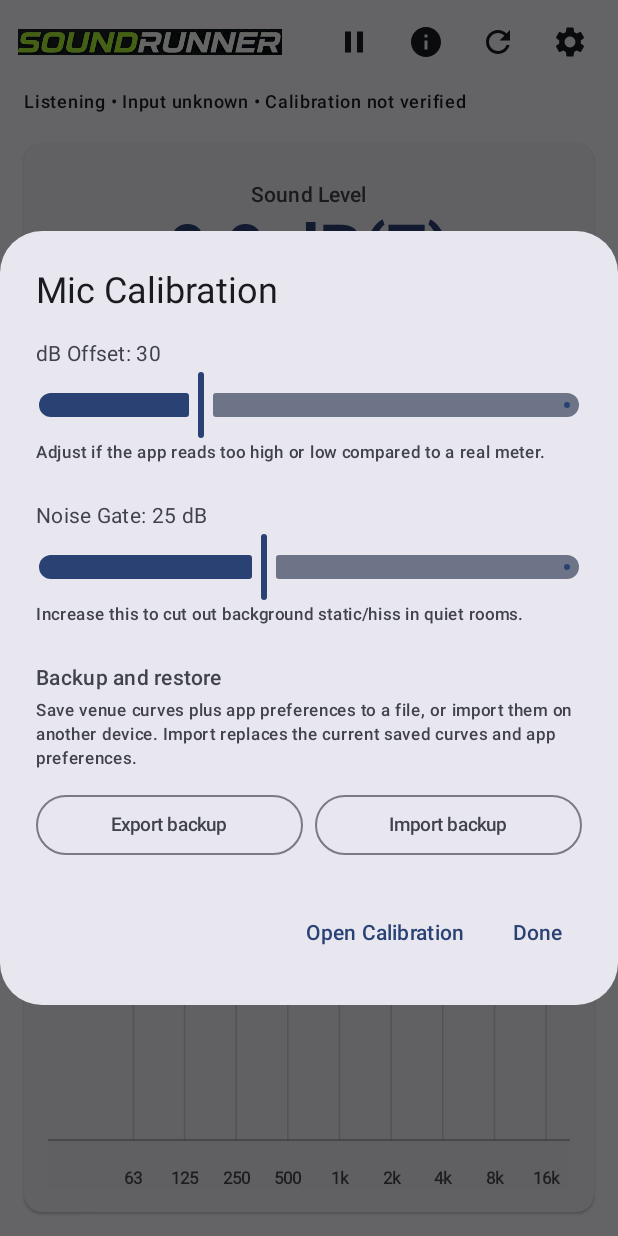
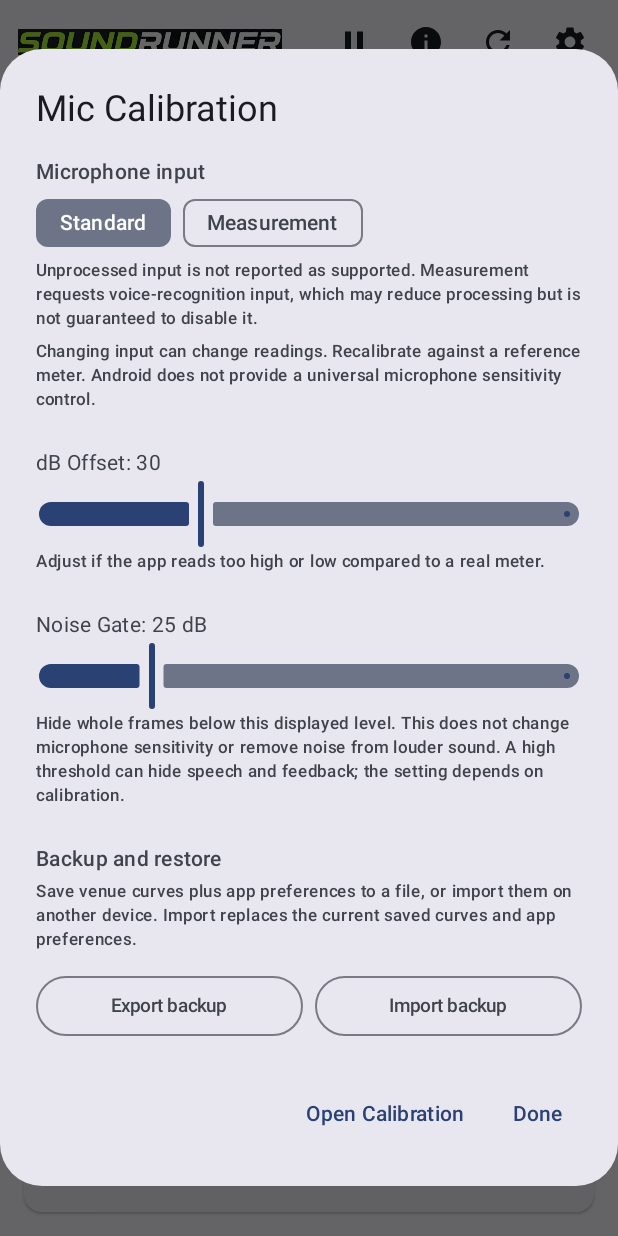
Before and after one commit to MrJanHorak/android-audio-analyser, an Android app built with Jetpack Compose: the screen it shows after launch (MainActivity), after a tap on "Settings", on a phone screen of 412 x 824 dp. Run offline under Robolectric (Android 15) with nearby library versions, the phone set to English and light mode, and no system bars.

Commit message:
Offer measurement-oriented Android microphone input

```diff
--- a/app/src/main/java/com/example/audioanalyser/AudioAnalyzer.kt
+++ b/app/src/main/java/com/example/audioanalyser/AudioAnalyzer.kt
@@ -155,7 +155,7 @@ class AudioAnalyzer {
     }
 
     @SuppressLint("MissingPermission")
-    suspend fun startAnalyzing() = withContext(Dispatchers.IO) {
+    suspend fun startAnalyzing(audioSource: Int = MediaRecorder.AudioSource.MIC) = withContext(Dispatchers.IO) {
         synchronized(recordingLock) {
             if (isRecording) return@withContext
             isRecording = true
@@ -164,7 +164,7 @@ class AudioAnalyzer {
 
         val audioRecord = try {
             AudioRecord(
-                MediaRecorder.AudioSource.MIC,
+                audioSource,
                 sampleRate,
                 AudioFormat.CHANNEL_IN_MONO,
                 AudioFormat.ENCODING_PCM_16BIT,
--- a/app/src/main/java/com/example/audioanalyser/MainActivity.kt
+++ b/app/src/main/java/com/example/audioanalyser/MainActivity.kt
@@ -8,6 +8,8 @@ import android.content.Intent
 import android.content.pm.PackageManager
 import android.content.res.Configuration
 import android.net.Uri
+import android.media.AudioManager
+import android.media.MediaRecorder
 import android.os.Bundle
 import android.provider.Settings
 import androidx.activity.ComponentActivity
@@ -572,6 +574,18 @@ fun AudioAnalyserContent(analyzer: AudioAnalyzer, generator: SignalGenerator) {
 
     // Load persisted calibration values (if any)
     val ctx = LocalContext.current
+    val prefs = remember(ctx) { ctx.getSharedPreferences(AUDIO_PREFS_NAME, Context.MODE_PRIVATE) }
+    var measurementInput by remember { mutableStateOf(prefs.getBoolean("measurement_input", false)) }
+    val unprocessedSupported = remember(ctx) {
+        val manager = ctx.getSystemService(Context.AUDIO_SERVICE) as AudioManager
+        manager.getProperty(AudioManager.PROPERTY_SUPPORT_AUDIO_SOURCE_UNPROCESSED)
+            ?.equals("true", ignoreCase = true) == true
+    }
+    val inputModeLabel = when {
+        !measurementInput -> "Standard mic"
+        unprocessedSupported -> "Unprocessed requested"
+        else -> "Voice-recognition input requested"
+    }
 
     fun selectTargetCurve(profile: AnalyzerTargetCurveProfile) {
         selectedTargetCurveId = profile.id
@@ -711,7 +725,12 @@ fun AudioAnalyserContent(analyzer: AudioAnalyzer, generator: SignalGenerator) {
         captureJob = scope.launch {
             previousJob?.join()
             if (!isPaused && lifecycleOwner.lifecycle.currentState.isAtLeast(Lifecycle.State.RESUMED)) {
-                analyzer.startAnalyzing()
+                val source = when {
+                    !measurementInput -> MediaRecorder.AudioSource.MIC
+                    unprocessedSupported -> MediaRecorder.AudioSource.UNPROCESSED
+                    else -> MediaRecorder.AudioSource.VOICE_RECOGNITION
+                }
+                analyzer.startAnalyzing(source)
             }
         }
     }
@@ -844,7 +863,7 @@ fun AudioAnalyserContent(analyzer: AudioAnalyzer, generator: SignalGenerator) {
             Text(
                 text = when {
                     !error.isNullOrEmpty() -> "Microphone unavailable"
-                    isListening -> "Listening • ${inputName ?: "Input unknown"} • Calibration not verified"
+                    isListening -> "Listening • ${inputName ?: "Input unknown"} • $inputModeLabel • Calibration not verified"
                     isPaused -> "Paused • Readings are frozen"
                     else -> "Not listening • Readings may be frozen"
                 },
@@ -994,6 +1013,17 @@ fun AudioAnalyserContent(analyzer: AudioAnalyzer, generator: SignalGenerator) {
         SettingsDialog(
             currentOffset = dbOffset,
             currentThreshold = noiseThreshold,
+            measurementInput = measurementInput,
+            unprocessedSupported = unprocessedSupported,
+            onMeasurementInputChange = { selected ->
+                if (measurementInput != selected) {
+                    measurementInput = selected
+                    prefs.edit().putBoolean("measurement_input", selected).apply()
+                    analyzer.stop()
+                    analyzer.resetStats()
+                    if (!isPaused) startCapture()
+                }
+            },
             importExportMessage = settingsBackupMessage,
             onOffsetChange = { analyzer.setDbOffset(it) },
             onThresholdChange = { analyzer.setNoiseThreshold(it) },
@@ -3033,6 +3063,9 @@ fun formatSignedDbDelta(deltaDb: Float): String =
 fun SettingsDialog(
     currentOffset: Float,
     currentThreshold: Float,
+    measurementInput: Boolean,
+    unprocessedSupported: Boolean,
+    onMeasurementInputChange: (Boolean) -> Unit,
     importExportMessage: String?,
     onOffsetChange: (Float) -> Unit,
     onThresholdChange: (Float) -> Unit,
@@ -3047,6 +3080,18 @@ fun SettingsDialog(
         title = { Text(stringResource(id = R.string.mic_calibration)) },
         text = {
             Column(modifier = Modifier.verticalScroll(rememberScrollState())) {
+                Text("Microphone input", style = MaterialTheme.typography.bodyMedium, fontWeight = FontWeight.SemiBold)
+                Row(horizontalArrangement = Arrangement.spacedBy(8.dp), modifier = Modifier.horizontalScroll(rememberScrollState())) {
+                    FilterChip(selected = !measurementInput, onClick = { onMeasurementInputChange(false) }, label = { Text("Standard") })
+                    FilterChip(selected = measurementInput, onClick = { onMeasurementInputChange(true) }, label = { Text("Measurement") })
+                }
+                Text(
+                    text = if (unprocessedSupported) "Measurement requests Android's unprocessed input. The phone may still apply processing." else "Unprocessed input is not reported as supported. Measurement requests voice-recognition input, which may reduce processing but is not guaranteed to disable it.",
+                    style = MaterialTheme.typography.labelSmall,
+                    color = MaterialTheme.colorScheme.onSurfaceVariant
+                )
+                Text("Changing input can change readings. Recalibrate against a reference meter. Android does not provide a universal microphone sensitivity control.", style = MaterialTheme.typography.labelSmall, modifier = Modifier.padding(top = 6.dp))
+                Spacer(modifier = Modifier.height(24.dp))
                 Text(
                     text = String.format(Locale.getDefault(), stringResource(id = R.string.db_offset_label), currentOffset),
                     style = MaterialTheme.typography.bodyMedium
@@ -3071,7 +3116,7 @@ fun SettingsDialog(
                 Slider(
                     value = currentThreshold,
                     onValueChange = onThresholdChange,
-                    valueRange = 0f..60f
+                    valueRange = 0f..120f
                 )
                 Text(
                     text = stringResource(id = R.string.noise_gate_help),
--- a/app/src/main/res/values/strings.xml
+++ b/app/src/main/res/values/strings.xml
@@ -28,7 +28,7 @@
     <string name="db_offset_label">dB Offset: %.0f</string>
     <string name="db_offset_help">Adjust if the app reads too high or low compared to a real meter.</string>
     <string name="noise_gate_label">Noise Gate: %.0f dB</string>
-    <string name="noise_gate_help">Increase this to cut out background static/hiss in quiet rooms.</string>
+    <string name="noise_gate_help">Hide whole frames below this displayed level. This does not change microphone sensitivity or remove noise from louder sound. A high threshold can hide speech and feedback; the setting depends on calibration.</string>
     <string name="done">Done</string>
     <string name="open_calibration">Open Calibration</string>
     <string name="calibration_title">Calibration</string>
```
Also changed, not shown: 1 other file.
